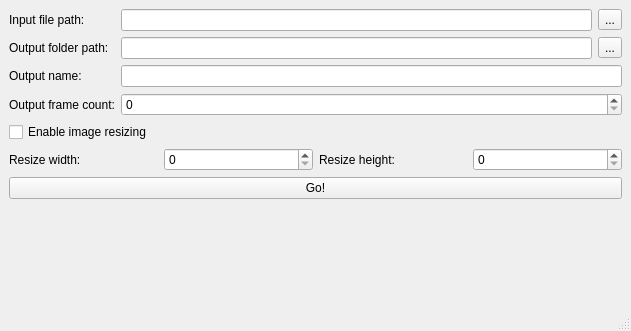
Before: the Qt Designer form GUI/testGui.ui in lucianjames/Vid2Photogrammetry, drawn with Qt 5.
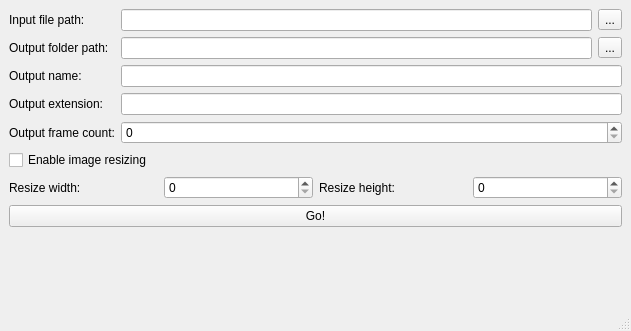
After: the same form once the commit is applied.

Commit message: Fix outFolder, add extension option

```diff
--- a/GUI/testGui.ui
+++ b/GUI/testGui.ui
@@ -17,7 +17,7 @@
    <layout class="QVBoxLayout" name="verticalLayout">
     <item>
      <layout class="QGridLayout" name="gridLayout">
-      <item row="4" column="0" colspan="3">
+      <item row="6" column="0" colspan="3">
        <widget class="QCheckBox" name="resizeCheckbox">
         <property name="text">
          <string>Enable image resizing</string>
@@ -38,7 +38,7 @@
         </property>
        </widget>
       </item>
-      <item row="3" column="0">
+      <item row="4" column="0">
        <widget class="QLabel" name="outFrameCountLabel">
         <property name="text">
          <string>Output frame count:</string>
@@ -52,13 +52,19 @@
         </property>
        </widget>
       </item>
-      <item row="3" column="1" colspan="2">
+      <item row="2" column="1" colspan="2">
+       <widget class="QLineEdit" name="outNameText"/>
+      </item>
+      <item row="4" column="1" colspan="2">
        <widget class="QSpinBox" name="outFrameCount">
         <property name="maximum">
          <number>999999999</number>
         </property>
        </widget>
       </item>
+      <item row="0" column="1">
+       <widget class="QLineEdit" name="inFileText"/>
+      </item>
       <item row="0" column="2">
        <widget class="QToolButton" name="inFileTool">
         <property name="text">
@@ -66,7 +72,14 @@
         </property>
        </widget>
       </item>
-      <item row="5" column="0" colspan="3">
+      <item row="8" column="0" colspan="3">
+       <widget class="QPushButton" name="goButton">
+        <property name="text">
+         <string>Go!</string>
+        </property>
+       </widget>
+      </item>
+      <item row="7" column="0" colspan="3">
        <layout class="QHBoxLayout" name="horizontalLayout_2">
         <item>
          <widget class="QLabel" name="resizeWidthLabel">
@@ -105,21 +118,18 @@
         </property>
        </widget>
       </item>
-      <item row="6" column="0" colspan="3">
-       <widget class="QPushButton" name="goButton">
-        <property name="text">
-         <string>Go!</string>
-        </property>
-       </widget>
-      </item>
-      <item row="0" column="1">
-       <widget class="QLineEdit" name="inFileText"/>
-      </item>
       <item row="1" column="1">
        <widget class="QLineEdit" name="outFolderText"/>
       </item>
-      <item row="2" column="1" colspan="2">
-       <widget class="QLineEdit" name="outNameText"/>
+      <item row="3" column="0">
+       <widget class="QLabel" name="outExtensionLabel">
+        <property name="text">
+         <string>Output extension:</string>
+        </property>
+       </widget>
+      </item>
+      <item row="3" column="1" colspan="2">
+       <widget class="QLineEdit" name="outExtensionText"/>
       </item>
      </layout>
     </item>
```
The commit also changes 1 other file.
